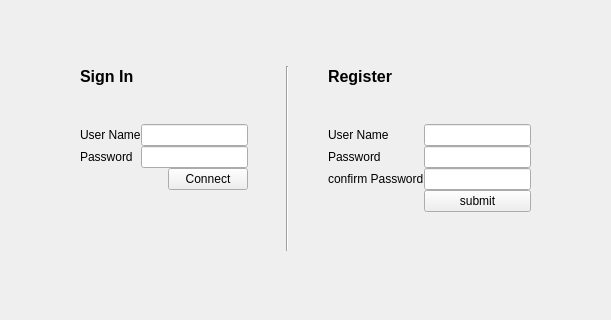
theshadowx/qtphotomanager, file mainwindow.ui: the form before one commit; both pictures show x 277 to 888 and y 241 to 561 of the 1250 by 765 pixel window.
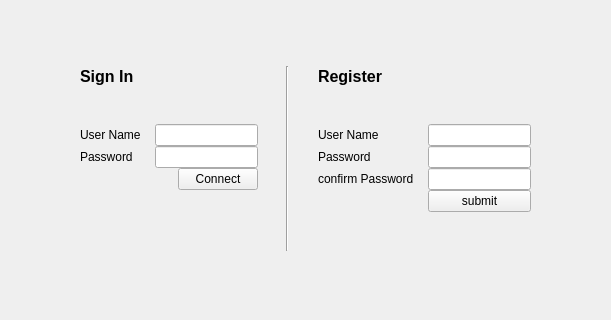
The form after the commit.

```diff
--- a/mainwindow.ui
+++ b/mainwindow.ui
@@ -150,14 +150,14 @@
            <property name="spacing">
             <number>0</number>
            </property>
-           <item row="0" column="1">
+           <item row="0" column="2">
             <widget class="QLineEdit" name="userNameEdit">
              <property name="alignment">
               <set>Qt::AlignJustify|Qt::AlignVCenter</set>
              </property>
             </widget>
            </item>
-           <item row="1" column="1">
+           <item row="1" column="2">
             <widget class="QLineEdit" name="passwordEdit">
              <property name="autoFillBackground">
               <bool>false</bool>
@@ -199,6 +199,19 @@
              </property>
             </widget>
            </item>
+           <item row="0" column="1">
+            <spacer name="horizontalSpacer_5">
+             <property name="orientation">
+              <enum>Qt::Horizontal</enum>
+             </property>
+             <property name="sizeHint" stdset="0">
+              <size>
+               <width>20</width>
+               <height>20</height>
+              </size>
+             </property>
+            </spacer>
+           </item>
           </layout>
          </item>
          <item row="2" column="0">
@@ -255,7 +268,7 @@
            </property>
           </widget>
          </item>
-         <item row="0" column="1">
+         <item row="0" column="2">
           <widget class="QLineEdit" name="usrCnEdit"/>
          </item>
          <item row="1" column="0">
@@ -265,7 +278,7 @@
            </property>
           </widget>
          </item>
-         <item row="1" column="1">
+         <item row="1" column="2">
           <widget class="QLineEdit" name="pwCnEdit">
            <property name="echoMode">
             <enum>QLineEdit::Password</enum>
@@ -279,21 +292,21 @@
            </property>
           </widget>
          </item>
-         <item row="2" column="1">
+         <item row="2" column="2">
           <widget class="QLineEdit" name="pwCfCnEdit">
            <property name="echoMode">
             <enum>QLineEdit::Password</enum>
            </property>
           </widget>
          </item>
-         <item row="3" column="1">
+         <item row="3" column="2">
           <widget class="QPushButton" name="submitBut">
            <property name="text">
             <string>submit</string>
            </property>
           </widget>
          </item>
-         <item row="4" column="1">
+         <item row="4" column="2">
           <spacer name="verticalSpacer_4">
            <property name="orientation">
             <enum>Qt::Vertical</enum>
@@ -306,6 +319,19 @@
            </property>
           </spacer>
          </item>
+         <item row="2" column="1">
+          <spacer name="horizontalSpacer_4">
+           <property name="orientation">
+            <enum>Qt::Horizontal</enum>
+           </property>
+           <property name="sizeHint" stdset="0">
+            <size>
+             <width>20</width>
+             <height>20</height>
+            </size>
+           </property>
+          </spacer>
+         </item>
         </layout>
        </item>
        <item row="1" column="0">
```
Left out of the diff: 2 changed lines with no effect on the pictures.
